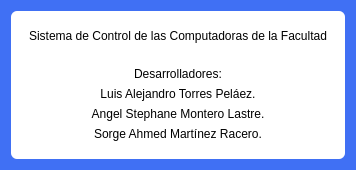
This is vista/ui/acerca_de.ui in AlexCoder0309/Proyecto-Final as Qt 5 draws it before an edit. The edited form follows.
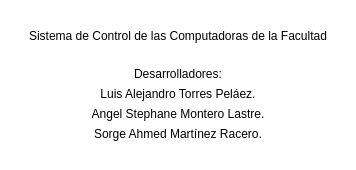
This is the edited form. Icons and pictures are not drawn.

Patch:
```diff
--- a/vista/ui/acerca_de.ui
+++ b/vista/ui/acerca_de.ui
@@ -20,7 +20,7 @@
    <string>Dialog</string>
   </property>
   <property name="styleSheet">
-   <string notr="true">  background-color: #4070f4;</string>
+   <string notr="true">background-color:white;</string>
   </property>
   <layout class="QGridLayout" name="gridLayout">
    <item row="0" column="0">
```
Left out of the diff: 6 changed lines with no effect on the pictures.
